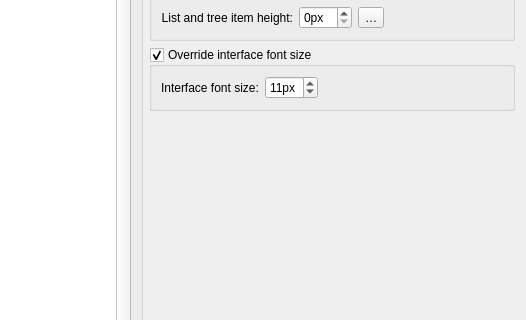
Before: the Qt Designer form src/dialogs/settingsdialog.ui in pbek/QOwnNotes, drawn with Qt 5; both pictures show x 398 to 924 and y 519 to 839 of the 924 by 1178 pixel window.
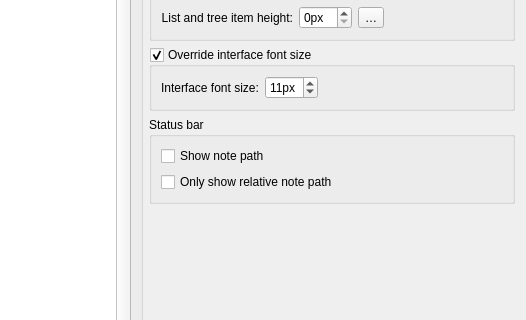
After: the same form once the commit is applied. The open tabs and pages were chosen to show the change. Icons and pictures are not drawn. Custom widgets are drawn as their Qt base class.

Commit message: #3023 add: status bar settings user interface

What changed in the file:
```diff
--- a/src/dialogs/settingsdialog.ui
+++ b/src/dialogs/settingsdialog.ui
@@ -3345,6 +3345,29 @@
                     </layout>
                    </widget>
                   </item>
+                  <item>
+                   <widget class="QGroupBox" name="statusBarGroupBox">
+                    <property name="title">
+                     <string>Status bar</string>
+                    </property>
+                    <layout class="QGridLayout" name="gridLayout_86">
+                     <item row="0" column="0">
+                      <widget class="QCheckBox" name="showStatusBarNotePathCheckBox">
+                       <property name="text">
+                        <string>Show note path</string>
+                       </property>
+                      </widget>
+                     </item>
+                     <item row="1" column="0">
+                      <widget class="QCheckBox" name="showStatusBarRelativeNotePathCheckBox">
+                       <property name="text">
+                        <string>Only show relative note path</string>
+                       </property>
+                      </widget>
+                     </item>
+                    </layout>
+                   </widget>
+                  </item>
                   <item>
                    <spacer name="verticalSpacer_6">
                     <property name="orientation">
```
